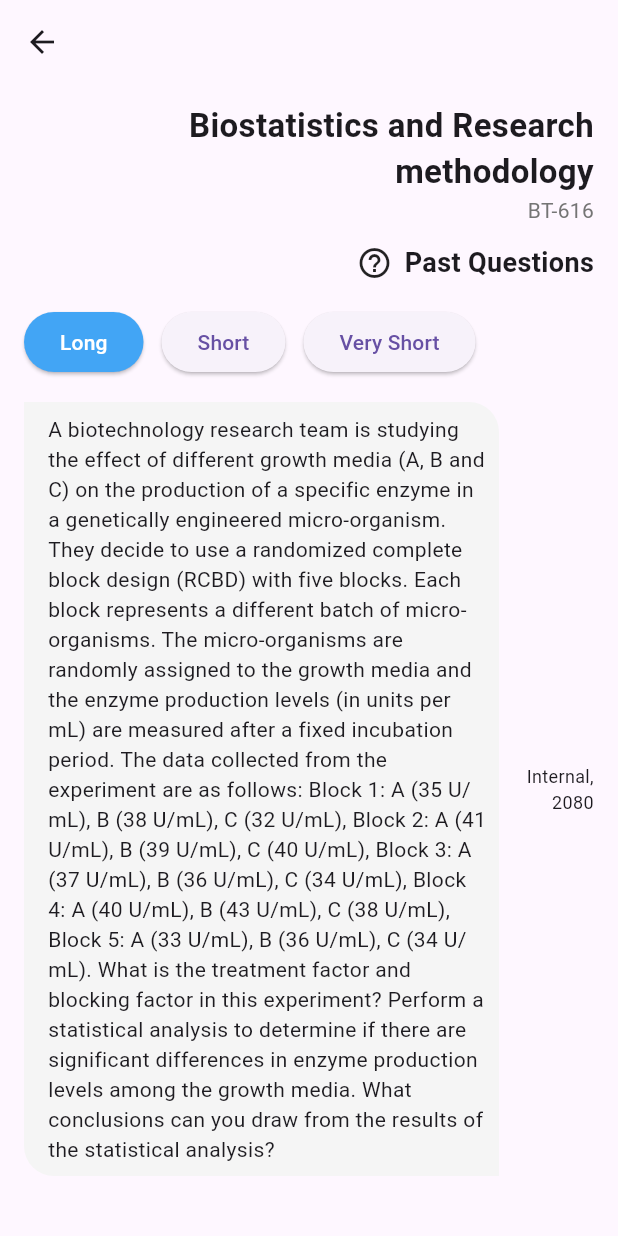
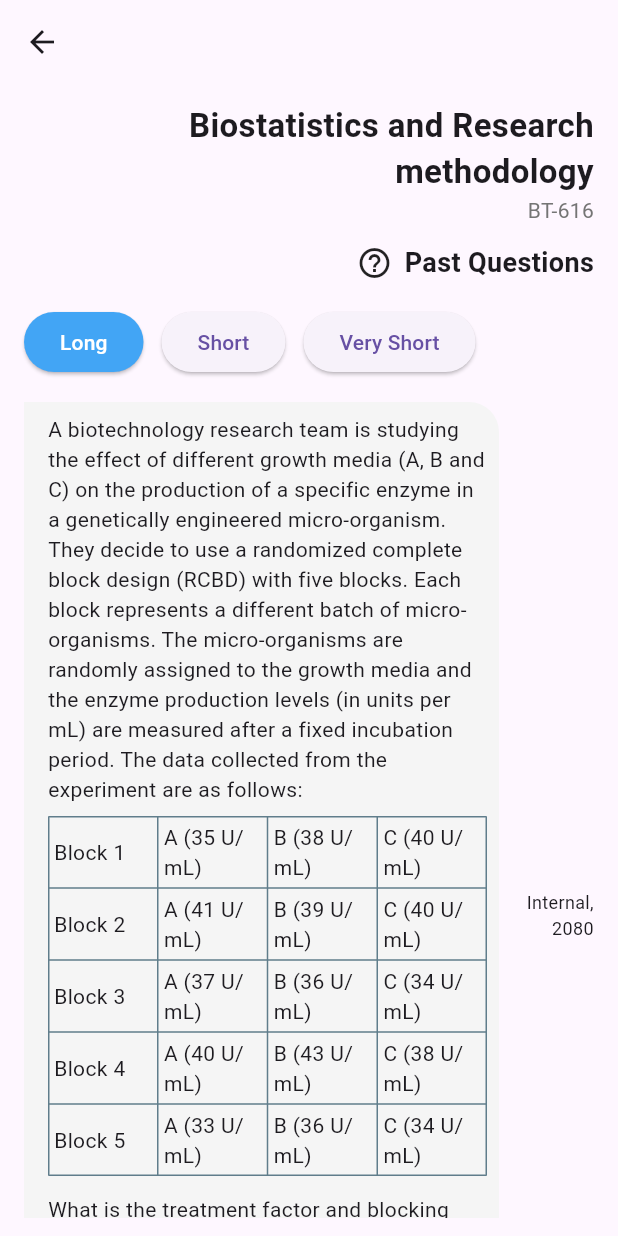
Before and after one commit to rizanB/past_qns, a Flutter app: the screen it shows after launch, after a tap on "Biostatistics and Research methodology", on a phone screen of 412 x 824 dp. Run offline on Flutter 3.47's test engine with Material 3 defaults, Android fonts, the phone set to English and light mode, and no system bars.

Commit message:
feat: add table feature to questions

```diff
--- a/lib/data/courses.dart
+++ b/lib/data/courses.dart
@@ -1141,8 +1141,44 @@ const courses = [
       {
         "id": 1,
         "type": "long",
-        "question":
-            "A biotechnology research team is studying the effect of different growth media (A, B and C) on the production of a specific enzyme in a genetically engineered micro-organism. They decide to use a randomized complete block design (RCBD) with five blocks. Each block represents a different batch of micro-organisms. The micro-organisms are randomly assigned to the growth media and the enzyme production levels (in units per mL) are measured after a fixed incubation period. The data collected from the experiment are as follows: Block 1: A (35 U/mL), B (38 U/mL), C (32 U/mL), Block 2: A (41 U/mL), B (39 U/mL), C (40 U/mL), Block 3: A (37 U/mL), B (36 U/mL), C (34 U/mL), Block 4: A (40 U/mL), B (43 U/mL), C (38 U/mL), Block 5: A (33 U/mL), B (36 U/mL), C (34 U/mL). What is the treatment factor and blocking factor in this experiment? Perform a statistical analysis to determine if there are significant differences in enzyme production levels among the growth media. What conclusions can you draw from the results of the statistical analysis?",
+        "question_parts": {
+          "text_before_table":
+              "A biotechnology research team is studying the effect of different growth media (A, B and C) on the production of a specific enzyme in a genetically engineered micro-organism. They decide to use a randomized complete block design (RCBD) with five blocks. Each block represents a different batch of micro-organisms. The micro-organisms are randomly assigned to the growth media and the enzyme production levels (in units per mL) are measured after a fixed incubation period. The data collected from the experiment are as follows:",
+          "question_table": [
+            {
+              "column1": "Block 1",
+              "column2": "A (35 U/mL)",
+              "column3": "B (38 U/mL)",
+              "column4": "C (40 U/mL)"
+            },
+            {
+              "column1": "Block 2",
+              "column2": "A (41 U/mL)",
+              "column3": "B (39 U/mL)",
+              "column4": "C (40 U/mL)"
+            },
+            {
+              "column1": "Block 3",
+              "column2": "A (37 U/mL)",
+              "column3": "B (36 U/mL)",
+              "column4": "C (34 U/mL)"
+            },
+            {
+              "column1": "Block 4",
+              "column2": "A (40 U/mL)",
+              "column3": "B (43 U/mL)",
+              "column4": "C (38 U/mL)"
+            },
+            {
+              "column1": "Block 5",
+              "column2": "A (33 U/mL)",
+              "column3": "B (36 U/mL)",
+              "column4": "C (34 U/mL)"
+            },
+          ],
+          "text_after_table":
+              "What is the treatment factor and blocking factor in this experiment? Perform a statistical analysis to determine if there are significant differences in enzyme production levels among the growth media. What conclusions can you draw from the results of the statistical analysis?"
+        },
         "appeared_in": ["Internal, 2080"]
       },
       {
--- a/lib/screens/course_detail_screen.dart
+++ b/lib/screens/course_detail_screen.dart
@@ -13,7 +13,8 @@ class CourseDetailPage extends StatefulWidget {
   final int questions;
 
   const CourseDetailPage(
-      {super.key, required this.course_id,
+      {super.key,
+      required this.course_id,
       required this.course_code,
       required this.course_name,
       required this.questions});
@@ -118,7 +119,6 @@ class _CourseDetailPageState extends State<CourseDetailPage> {
                                     ? 'Very Short'
                                     : element),
                               ),
-
                             );
                           }),
                         ],
@@ -132,13 +132,37 @@ class _CourseDetailPageState extends State<CourseDetailPage> {
                     physics: const NeverScrollableScrollPhysics(),
                     itemBuilder: (context, index) {
                       final question = questionList[index];
+
+                      if (question.containsKey('question_parts')) {
+                        final text1 =
+                            question['question_parts']['text_before_table'];
+                        final tableData =
+                            question['question_parts']['question_table'];
+                        final text2 =
+                            question['question_parts']['text_after_table'];
+
+                        return QuestionCard(
+                          questionText1: text1,
+                          tableData: tableData, // Pass table data if available
+                          questionText2: text2,
+                          appearedIn: question['appeared_in'],
+                        );
+                      } else {
                         final questionText = question["question"];
                         final appearedIn = question["appeared_in"];
 
                         return QuestionCard(
-                        questionText: questionText,
+                          questionText1:
+                              questionText, // Use questionText for single-part Qs
+                          tableData: question.containsKey('question_parts')
+                              ? question['question_parts']['question_table']
+                              : const [], // Check for parts, else empty list
+                          // Set tableData to null for single-part Qs
+                          questionText2:
+                              '', // Set questionText2 to empty string for single-part Qs
                           appearedIn: appearedIn,
                         );
+                      }
                     },
                   ),
                 ],
--- a/lib/widgets/question_card.dart
+++ b/lib/widgets/question_card.dart
@@ -1,14 +1,19 @@
 import 'package:flutter/material.dart';
+import 'package:past_qns/widgets/question_table.dart';
 
 class QuestionCard extends StatelessWidget {
+  final String questionText1; //if the question has a table
+  final List<Map<String, String>> tableData; //if the question has a table
+  final String questionText2; //if the question has a table
+  final List<String> appearedIn;
+
   const QuestionCard({
     super.key,
-    required this.questionText,
+    required this.questionText1,
+    required this.tableData,
+    required this.questionText2,
     required this.appearedIn,
   });
-
-  final String questionText;
-  final List<String> appearedIn;
 
   @override
   Widget build(BuildContext context) {
@@ -23,28 +28,35 @@ class QuestionCard extends StatelessWidget {
               decoration: BoxDecoration(
                 color: Colors.grey[100],
                 borderRadius: const BorderRadius.only(
-                  topLeft: Radius.circular(
-                      0.0), // No radius on top left
-                  topRight: Radius.circular(
-                      20.0), // Adjust as desired
-                  bottomLeft: Radius.circular(
-                      20.0), // No radius on bottom right
-                  bottomRight: Radius.circular(
-                      0.0), // Adjust as desired
+                  topLeft: Radius.circular(0.0), // No radius on top left
+                  topRight: Radius.circular(20.0), // Adjust as desired
+                  bottomLeft:
+                      Radius.circular(20.0), // No radius on bottom right
+                  bottomRight: Radius.circular(0.0), // Adjust as desired
                 ),
               ),
               child: Padding(
-                padding: const EdgeInsets.fromLTRB(
-                    16.0, 8.0, 8.0, 8.0),
-                child: Text(questionText),
+                padding: const EdgeInsets.fromLTRB(16.0, 8.0, 8.0, 8.0),
+                child: Column(
+                  children: [
+                    if (questionText1.isNotEmpty)
+                      Text(questionText1), // Display text1
+                    if (tableData.isNotEmpty)
+                      QuestionTable(data: tableData), // Display table
+                    if (questionText2.isNotEmpty)
+                      const SizedBox(height: 4.0), // Add spacing
+                    if (questionText2.isNotEmpty)
+                      Text(questionText2), // Display text2
+                    const SizedBox(height: 8.0),
+                  ],
+                ),
               ),
             ),
           ),
           Flexible(
             flex: 1,
             child: Padding(
-              padding:
-                  const EdgeInsets.fromLTRB(8.0, 0, 0, 0),
+              padding: const EdgeInsets.fromLTRB(8.0, 0, 0, 0),
               child: Text(
                 appearedIn[0],
                 style: const TextStyle(fontSize: 12.0),
--- /dev/null
+++ b/lib/widgets/question_table.dart
@@ -0,0 +1,42 @@
+import 'package:flutter/material.dart';
+
+class QuestionTable extends StatelessWidget {
+  final List<Map<String, String>> data;
+
+  const QuestionTable({super.key, required this.data});
+
+  @override
+  Widget build(BuildContext context) {
+    return Center(
+      child: Padding(
+        padding: const EdgeInsets.symmetric(vertical: 8.0),
+        child: Table(
+          border: TableBorder.all(
+            color: Colors.blueGrey, // Light grey for lines
+            width: 1.0, // Thin lines
+            style: BorderStyle.solid, // Solid lines
+          ),
+          defaultVerticalAlignment: TableCellVerticalAlignment.middle,
+          children: [
+            // Data Rows
+            ...data.map((row) => TableRow(
+                  decoration: const BoxDecoration(
+                    border: Border(
+                      bottom: BorderSide.none, // Bottom line
+                    ),
+                  ),
+                  children: row.entries
+                      .map((entry) => TableCell(
+                              child: Padding(
+                            padding: const EdgeInsets.symmetric(
+                                vertical: 4.0, horizontal: 4.0),
+                            child: Text(entry.value),
+                          )))
+                      .toList(),
+                )),
+          ],
+        ),
+      ),
+    );
+  }
+}
```
Lines whose indentation alone changed are shown as unchanged.
